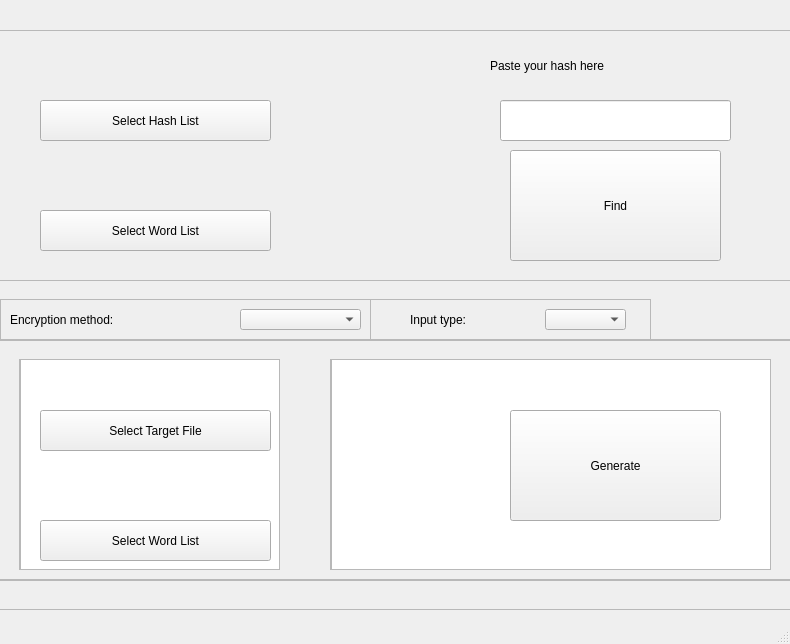
Qt form mainwindow.ui (kralloie/shahnagraem) before a commit.
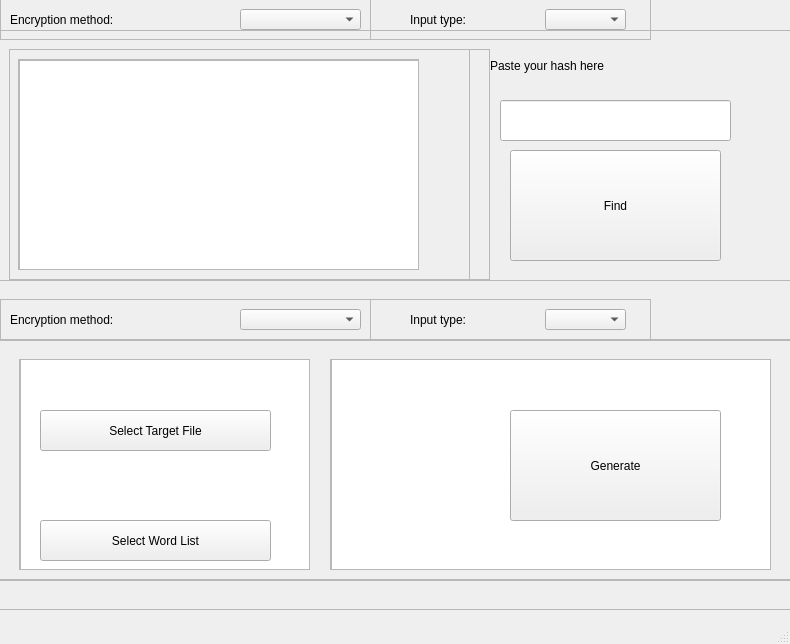
The same form after that commit. Icons and pictures are not drawn.

Commit message: Added widgets for text input in find mode

```diff
--- a/mainwindow.ui
+++ b/mainwindow.ui
@@ -198,38 +198,6 @@
       <string notr="true"/>
      </property>
     </widget>
-    <widget class="QPushButton" name="openWordList">
-     <property name="geometry">
-      <rect>
-       <x>50</x>
-       <y>180</y>
-       <width>231</width>
-       <height>41</height>
-      </rect>
-     </property>
-     <property name="styleSheet">
-      <string notr="true"/>
-     </property>
-     <property name="text">
-      <string>Select Word List</string>
-     </property>
-    </widget>
-    <widget class="QPushButton" name="openHashList">
-     <property name="geometry">
-      <rect>
-       <x>50</x>
-       <y>70</y>
-       <width>231</width>
-       <height>41</height>
-      </rect>
-     </property>
-     <property name="styleSheet">
-      <string notr="true"/>
-     </property>
-     <property name="text">
-      <string>Select Hash List</string>
-     </property>
-    </widget>
     <widget class="QLabel" name="hashIndication">
      <property name="geometry">
       <rect>
@@ -262,57 +230,154 @@
       <string>Find</string>
      </property>
     </widget>
-    <widget class="QLabel" name="hashListPathlb">
+    <widget class="QFrame" name="frame_FindFile">
      <property name="geometry">
       <rect>
-       <x>60</x>
-       <y>20</y>
-       <width>431</width>
-       <height>31</height>
+       <x>19</x>
+       <y>19</y>
+       <width>481</width>
+       <height>231</height>
       </rect>
      </property>
-     <property name="sizePolicy">
-      <sizepolicy hsizetype="Expanding" vsizetype="Preferred">
-       <horstretch>0</horstretch>
-       <verstretch>0</verstretch>
-      </sizepolicy>
+     <property name="frameShape">
+      <enum>QFrame::StyledPanel</enum>
      </property>
-     <property name="styleSheet">
-      <string notr="true">font: 700 9pt &quot;Unispace&quot;;
-background-color: argb(39, 45, 61,0);</string>
+     <property name="frameShadow">
+      <enum>QFrame::Raised</enum>
      </property>
-     <property name="text">
-      <string/>
-     </property>
-     <property name="wordWrap">
-      <bool>false</bool>
-     </property>
+     <widget class="QPushButton" name="openHashList">
+      <property name="geometry">
+       <rect>
+        <x>30</x>
+        <y>50</y>
+        <width>231</width>
+        <height>41</height>
+       </rect>
+      </property>
+      <property name="styleSheet">
+       <string notr="true"/>
+      </property>
+      <property name="text">
+       <string>Select Hash List</string>
+      </property>
+     </widget>
+     <widget class="QPushButton" name="openWordList">
+      <property name="geometry">
+       <rect>
+        <x>30</x>
+        <y>160</y>
+        <width>231</width>
+        <height>41</height>
+       </rect>
+      </property>
+      <property name="styleSheet">
+       <string notr="true"/>
+      </property>
+      <property name="text">
+       <string>Select Word List</string>
+      </property>
+     </widget>
+     <widget class="QLabel" name="wordListPathlb_2">
+      <property name="geometry">
+       <rect>
+        <x>40</x>
+        <y>110</y>
+        <width>431</width>
+        <height>31</height>
+       </rect>
+      </property>
+      <property name="sizePolicy">
+       <sizepolicy hsizetype="Expanding" vsizetype="Preferred">
+        <horstretch>0</horstretch>
+        <verstretch>0</verstretch>
+       </sizepolicy>
+      </property>
+      <property name="styleSheet">
+       <string notr="true">font: 700 9pt &quot;Unispace&quot;;
+background-color: argb(39, 45, 61,0);</string>
+      </property>
+      <property name="text">
+       <string/>
+      </property>
+      <property name="wordWrap">
+       <bool>true</bool>
+      </property>
+     </widget>
+     <widget class="QLabel" name="hashListPathlb">
+      <property name="geometry">
+       <rect>
+        <x>40</x>
+        <y>0</y>
+        <width>431</width>
+        <height>31</height>
+       </rect>
+      </property>
+      <property name="sizePolicy">
+       <sizepolicy hsizetype="Expanding" vsizetype="Preferred">
+        <horstretch>0</horstretch>
+        <verstretch>0</verstretch>
+       </sizepolicy>
+      </property>
+      <property name="styleSheet">
+       <string notr="true">font: 700 9pt &quot;Unispace&quot;;
+background-color: argb(39, 45, 61,0);</string>
+      </property>
+      <property name="text">
+       <string/>
+      </property>
+      <property name="wordWrap">
+       <bool>false</bool>
+      </property>
+     </widget>
     </widget>
-    <widget class="QLabel" name="wordListPathlb_2">
+    <widget class="QFrame" name="frame_FindText">
      <property name="geometry">
       <rect>
-       <x>60</x>
-       <y>130</y>
-       <width>431</width>
-       <height>31</height>
+       <x>19</x>
+       <y>19</y>
+       <width>461</width>
+       <height>231</height>
       </rect>
      </property>
-     <property name="sizePolicy">
-      <sizepolicy hsizetype="Expanding" vsizetype="Preferred">
-       <horstretch>0</horstretch>
-       <verstretch>0</verstretch>
-      </sizepolicy>
+     <property name="frameShape">
+      <enum>QFrame::StyledPanel</enum>
      </property>
-     <property name="styleSheet">
-      <string notr="true">font: 700 9pt &quot;Unispace&quot;;
-background-color: argb(39, 45, 61,0);</string>
+     <property name="frameShadow">
+      <enum>QFrame::Raised</enum>
      </property>
-     <property name="text">
-      <string/>
-     </property>
-     <property name="wordWrap">
-      <bool>true</bool>
-     </property>
+     <widget class="QScrollArea" name="scrollInput_Find">
+      <property name="geometry">
+       <rect>
+        <x>9</x>
+        <y>10</y>
+        <width>401</width>
+        <height>211</height>
+       </rect>
+      </property>
+      <property name="widgetResizable">
+       <bool>true</bool>
+      </property>
+      <widget class="QWidget" name="scrollAreaWidgetContents_3">
+       <property name="geometry">
+        <rect>
+         <x>0</x>
+         <y>0</y>
+         <width>399</width>
+         <height>209</height>
+        </rect>
+       </property>
+       <widget class="QPlainTextEdit" name="inputText_Find">
+        <property name="geometry">
+         <rect>
+          <x>0</x>
+          <y>0</y>
+          <width>401</width>
+          <height>211</height>
+         </rect>
+        </property>
+       </widget>
+      </widget>
+     </widget>
     </widget>
     <zorder>hashListPathlb</zorder>
     <zorder>hashInput</zorder>
@@ -468,7 +533,7 @@
        <rect>
         <x>49</x>
         <y>20</y>
-        <width>261</width>
+        <width>291</width>
         <height>211</height>
        </rect>
       </property>
@@ -480,7 +545,7 @@
         <rect>
          <x>0</x>
          <y>0</y>
-         <width>259</width>
+         <width>289</width>
          <height>209</height>
         </rect>
        </property>
@@ -489,7 +554,7 @@
          <rect>
           <x>0</x>
           <y>-1</y>
-          <width>261</width>
+          <width>291</width>
           <height>211</height>
          </rect>
         </property>
@@ -533,6 +598,114 @@
       </widget>
      </widget>
     </widget>
+    <widget class="QFrame" name="frame_7">
+     <property name="geometry">
+      <rect>
+       <x>20</x>
+       <y>20</y>
+       <width>371</width>
+       <height>41</height>
+      </rect>
+     </property>
+     <property name="styleSheet">
+      <string notr="true"/>
+     </property>
+     <property name="frameShape">
+      <enum>QFrame::StyledPanel</enum>
+     </property>
+     <property name="frameShadow">
+      <enum>QFrame::Raised</enum>
+     </property>
+     <widget class="QLabel" name="encryptionIndication_Find">
+      <property name="geometry">
+       <rect>
+        <x>10</x>
+        <y>10</y>
+        <width>221</width>
+        <height>21</height>
+       </rect>
+      </property>
+      <property name="styleSheet">
+       <string notr="true"/>
+      </property>
+      <property name="text">
+       <string>Encryption method:</string>
+      </property>
+     </widget>
+     <widget class="QComboBox" name="hashBox_Find">
+      <property name="geometry">
+       <rect>
+        <x>240</x>
+        <y>10</y>
+        <width>121</width>
+        <height>21</height>
+       </rect>
+      </property>
+      <property name="whatsThis">
+       <string>&lt;html&gt;&lt;head/&gt;&lt;body&gt;&lt;p&gt;&lt;br/&gt;&lt;/p&gt;&lt;/body&gt;&lt;/html&gt;</string>
+      </property>
+      <property name="styleSheet">
+       <string notr="true"/>
+      </property>
+      <property name="currentText">
+       <string/>
+      </property>
+     </widget>
+    </widget>
+    <widget class="QFrame" name="frame_6">
+     <property name="geometry">
+      <rect>
+       <x>390</x>
+       <y>20</y>
+       <width>281</width>
+       <height>41</height>
+      </rect>
+     </property>
+     <property name="styleSheet">
+      <string notr="true"/>
+     </property>
+     <property name="frameShape">
+      <enum>QFrame::StyledPanel</enum>
+     </property>
+     <property name="frameShadow">
+      <enum>QFrame::Raised</enum>
+     </property>
+     <widget class="QLabel" name="inputModeIndication_Find">
+      <property name="geometry">
+       <rect>
+        <x>40</x>
+        <y>10</y>
+        <width>121</width>
+        <height>21</height>
+       </rect>
+      </property>
+      <property name="styleSheet">
+       <string notr="true"/>
+      </property>
+      <property name="text">
+       <string>Input type:</string>
+      </property>
+     </widget>
+     <widget class="QComboBox" name="inputModeBox_Find">
+      <property name="geometry">
+       <rect>
+        <x>175</x>
+        <y>10</y>
+        <width>81</width>
+        <height>21</height>
+       </rect>
+      </property>
+      <property name="whatsThis">
+       <string>&lt;html&gt;&lt;head/&gt;&lt;body&gt;&lt;p&gt;&lt;br/&gt;&lt;/p&gt;&lt;/body&gt;&lt;/html&gt;</string>
+      </property>
+      <property name="styleSheet">
+       <string notr="true"/>
+      </property>
+      <property name="currentText">
+       <string/>
+      </property>
+     </widget>
+    </widget>
    </widget>
    <zorder>background_frame</zorder>
    <zorder>frame_1</zorder>
```
Left out of the diff: 10 changed lines with no effect on the pictures.
